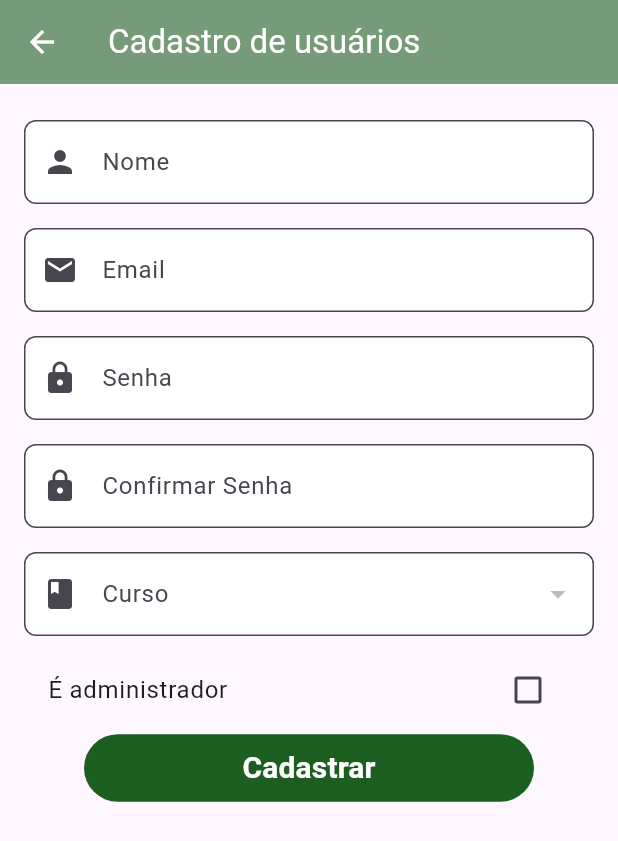
After one commit to Joao-Gabriel-NSilva/edupost, a Flutter app: the CadastroPage screen opened directly, after a tap on "USUÁRIOS", on a phone screen of 412 x 824 dp. The commit adds this screen. Shown: the top 841 px of the screen. Run offline on Flutter 3.47's test engine with Material 3 defaults, Android fonts, the phone set to English and light mode, and no system bars; our stand-ins replace cloud_firestore, file_picker, firebase_auth, firebase_core, firebase_messaging, firebase_storage and 3 more; accounts and stored records are empty.

Commit message:
Realizada a criação das rotinas de cadastros do aplicativo.

```diff
--- /dev/null
+++ b/lib/screens/cadastros/cadastro_page.dart
@@ -0,0 +1,115 @@
+import 'package:edupost/screens/cadastros/cadastro_cursos.dart';
+import 'package:edupost/screens/cadastros/cadastro_turmas.dart';
+import 'package:edupost/screens/cadastros/cadastro_usuarios.dart';
+import 'package:flutter/material.dart';
+import 'package:edupost/util/util_style.dart';
+
+class CadastroPage extends StatelessWidget {
+  const CadastroPage({super.key});
+
+  @override
+  Widget build(BuildContext context) {
+    return Scaffold(
+      appBar: AppBar(
+        title: const Text('Cadastros'),
+        backgroundColor: UtilStyle.instance.corPrimaria.withOpacity(0.6),
+        foregroundColor: Colors.white,
+      ),
+      body: Padding(
+        padding: const EdgeInsets.all(16.0),
+        child: Column(
+          crossAxisAlignment: CrossAxisAlignment.stretch,
+          mainAxisAlignment: MainAxisAlignment.center,
+          children: <Widget>[
+            ElevatedButton.icon(
+              icon: const Icon(Icons.school, color: Colors.white,),
+              label: const Text(
+                'CURSOS',
+                style: TextStyle(
+                  color: Colors.white,
+                  fontWeight: FontWeight.bold,
+                  fontSize: 25,
+                ),
+              ),
+              style: ElevatedButton.styleFrom(
+                backgroundColor: UtilStyle.instance.corPrimaria,
+                padding: const EdgeInsets.symmetric(vertical: 16),
+                shape: RoundedRectangleBorder(
+                  borderRadius: BorderRadius.circular(30),
+                  side: BorderSide(
+                    color: UtilStyle.instance.corPrimaria,
+                    width: 2.0, // Tamanho da borda
+                  ),
+                )
+              ),
+              onPressed: () {
+                Navigator.push(
+                  context,
+                  MaterialPageRoute(builder: (context) => const CadastroCursosPage()),
+                );
+              },
+            ),
+            const SizedBox(height: 16),
+            ElevatedButton.icon(
+              icon: const Icon(Icons.class_, color: Colors.white,),
+              label: const Text(
+                'TURMAS',
+                style: TextStyle(
+                  color: Colors.white,
+                  fontWeight: FontWeight.bold,
+                  fontSize: 25,
+                ),
+              ),
+              style: ElevatedButton.styleFrom(
+                  backgroundColor: UtilStyle.instance.corPrimaria,
+                  padding: const EdgeInsets.symmetric(vertical: 16),
+                  shape: RoundedRectangleBorder(
+                    borderRadius: BorderRadius.circular(30),
+                    side: BorderSide(
+                      color: UtilStyle.instance.corPrimaria,
+                      width: 2.0,
+                    ),
+                  )
+              ),
+              onPressed: () {
+                Navigator.push(
+                  context,
+                  MaterialPageRoute(builder: (context) => const CadastroTurmasPage()),
+                );
+              },
+            ),
+            const SizedBox(height: 16),
+            ElevatedButton.icon(
+              icon: const Icon(Icons.person, color: Colors.white,),
+              label: const Text(
+                'USUÁRIOS',
+                style: TextStyle(
+                  color: Colors.white,
+                  fontWeight: FontWeight.bold,
+                  fontSize: 25,
+                ),
+              ),
+              style: ElevatedButton.styleFrom(
+                backgroundColor: UtilStyle.instance.corPrimaria,
+                padding: const EdgeInsets.symmetric(vertical: 16),
+                shape: RoundedRectangleBorder(
+                  borderRadius: BorderRadius.circular(30),
+                  side: BorderSide(
+                    color: UtilStyle.instance.corPrimaria,
+                    width: 2.0, // Tamanho da borda
+                  ),
+                )
+              ),
+              onPressed: () {
+                Navigator.push(
+                  context,
+                  MaterialPageRoute(builder: (context) => const CadastroUsuariosPage()),
+                );
+              },
+            ),
+          ],
+        ),
+      ),
+    );
+  }
+}
--- /dev/null
+++ b/lib/screens/cadastros/cadastro_usuarios.dart
@@ -0,0 +1,294 @@
+import 'package:edupost/util/util_style.dart';
+import 'package:flutter/material.dart';
+import 'package:cloud_firestore/cloud_firestore.dart';
+import 'package:firebase_auth/firebase_auth.dart';
+
+class CadastroUsuariosPage extends StatefulWidget {
+  const CadastroUsuariosPage({super.key});
+
+  @override
+  State<StatefulWidget> createState() {
+    return CadastroUsuariosPageState();
+  }
+}
+
+class CadastroUsuariosPageState extends State<CadastroUsuariosPage> {
+  final GlobalKey<FormState> _formKey = GlobalKey<FormState>();
+  final TextEditingController _emailController = TextEditingController();
+  final TextEditingController _senhaController = TextEditingController();
+  final TextEditingController _confirmSenhaController = TextEditingController();
+  final TextEditingController _nomeController = TextEditingController();
+  final TextEditingController _turmaController = TextEditingController();
+  String? _selectedCurso;
+  String? _selectedTurma;
+  String? _selectedSemestre;
+  String? _selectedPeriodo;
+  String? _selectedComplemento;
+  bool _ehSuperUsuario = false;
+  final _animationButton = ValueNotifier<bool>(false);
+
+  @override
+  Widget build(BuildContext context) {
+    return Scaffold(
+      appBar: AppBar(
+        title: const Text('Cadastro de usuários'),
+        backgroundColor: UtilStyle.instance.corPrimaria.withOpacity(0.6),
+        foregroundColor: Colors.white,
+      ),
+      body: SingleChildScrollView(
+        child: Padding(
+          padding: const EdgeInsets.all(16.0),
+          child: Column(
+            crossAxisAlignment: CrossAxisAlignment.stretch,
+            children: [
+              Form(
+                key: _formKey,
+                child: Column(
+                  children: [
+                    Column(
+                      crossAxisAlignment: CrossAxisAlignment.stretch,
+                      mainAxisAlignment: MainAxisAlignment.center,
+                      children: [
+                        _buildTextField(_nomeController, 'Nome', Icons.person, minLength: 3),
+                        _buildTextField(_emailController, 'Email', Icons.email, emailValidation: true),
+                        _buildTextField(_senhaController, 'Senha', Icons.lock, obscureText: true, minLength: 6),
+                        _buildTextField(_confirmSenhaController, 'Confirmar Senha', Icons.lock, obscureText: true, confirmPassword: true),
+                        _buildCursoDropdown(),
+                        if (_selectedCurso != null) _buildTurmaDropdown(),
+                        _buildCheckbox(),
+                        _buildButton(context),
+                      ]
+                    )
+                  ],
+                ),
+              ),
+            ],
+          ),
+        ),
+      ),
+    );
+  }
+
+  Widget _buildTextField(
+      TextEditingController controller,
+      String label,
+      IconData icon, {
+        bool obscureText = false,
+        int minLength = 0,
+        bool emailValidation = false,
+        bool confirmPassword = false,
+      }) {
+    return Padding(
+      padding: const EdgeInsets.symmetric(vertical: 8.0),
+      child: TextFormField(
+        controller: controller,
+        decoration: InputDecoration(
+          labelText: label,
+          prefixIcon: Icon(icon),
+          border: OutlineInputBorder(borderRadius: BorderRadius.circular(8)),
+          fillColor: Colors.white,
+          filled: true,
+        ),
+        obscureText: obscureText,
+        validator: (value) {
+          if (value == null || value.isEmpty) {
+            return 'Por favor, insira $label';
+          }
+          if (minLength > 0 && value.length < minLength) {
+            return '$label deve ter pelo menos $minLength caracteres';
+          }
+          if (emailValidation && !RegExp(r'^[a-zA-Z]+\.([0-9]+)-([0-9]{4})@aluno\.unicv\.edu\.br$').hasMatch(value)) {
+            return 'Por favor, insira um email válido';
+          }
+          if (confirmPassword && value != _senhaController.text) {
+            return 'As senhas não coincidem';
+          }
+          return null;
+        },
+      ),
+    );
+  }
+
+  Widget _buildCursoDropdown() {
+    return StreamBuilder<QuerySnapshot>(
+      stream: FirebaseFirestore.instance.collection('cursos').snapshots(),
+      builder: (context, snapshot) {
+        if (!snapshot.hasData) {
+          return const CircularProgressIndicator();
+        }
+        var cursos = snapshot.data!.docs.map((doc) => doc['nome'] as String).toList();
+        return Padding(
+          padding: const EdgeInsets.symmetric(vertical: 8.0),
+          child: DropdownButtonFormField<String>(
+            value: _selectedCurso,
+            decoration: InputDecoration(
+              labelText: 'Curso',
+              prefixIcon: const Icon(Icons.book),
+              border: OutlineInputBorder(borderRadius: BorderRadius.circular(8)),
+              fillColor: Colors.white,
+              filled: true,
+            ),
+            onChanged: (value) {
+              setState(() {
+                _selectedCurso = value;
+                _turmaController.clear();
+                _selectedTurma = null;
+              });
+            },
+            items: cursos.map((curso) {
+              return DropdownMenuItem(
+                value: curso,
+                child: Text(curso),
+              );
+            }).toList(),
+            validator: (value) => value == null ? 'Por favor, selecione um curso' : null,
+          ),
+        );
+      },
+    );
+  }
+
+  Widget _buildTurmaDropdown() {
+    return StreamBuilder<QuerySnapshot>(
+      stream: FirebaseFirestore.instance.collection('turmas').where('curso', isEqualTo: _selectedCurso).snapshots(),
+      builder: (context, snapshot) {
+        if (!snapshot.hasData) {
+          return const CircularProgressIndicator();
+        }
+        var turmas = snapshot.data!.docs.map((doc) {
+          var semestre = doc['semestre'] as int;
+          var periodo = doc['periodo'] as String;
+          var complemento = doc['complemento'] as String;
+          var turmaDisplay = '$semestre° | $periodo | $complemento';
+          return DropdownMenuItem(
+            value: turmaDisplay,
+            child: Text(turmaDisplay),
+          );
+        }).toList();
+        return Padding(
+          padding: const EdgeInsets.symmetric(vertical: 8.0),
+          child: DropdownButtonFormField<String>(
+            value: _selectedTurma,
+            decoration: InputDecoration(
+              labelText: 'Turma',
+              prefixIcon: const Icon(Icons.class_),
+              border: OutlineInputBorder(borderRadius: BorderRadius.circular(8)),
+              fillColor: Colors.white,
+              filled: true,
+            ),
+            onChanged: (value) {
+              setState(() {
+                _selectedTurma = value;
+                var parts = value!.split(' | ');
+                _selectedSemestre = parts[0].split('°')[0];
+                _selectedPeriodo = parts[1];
+                _selectedComplemento = parts[2];
+                _turmaController.text = value;
+              });
+            },
+            items: turmas,
+            validator: (value) => value == null || value.isEmpty ? 'Por favor, selecione uma turma' : null,
+          ),
+        );
+      },
+    );
+  }
+
+  Widget _buildCheckbox() {
+    return CheckboxListTile(
+      title: const Text('É administrador'),
+      value: _ehSuperUsuario,
+      onChanged: (bool? value) {
+        setState(() {
+          _ehSuperUsuario = value ?? false;
+        });
+      },
+    );
+  }
+
+  Widget _buildButton(BuildContext context) {
+    return Container(
+      padding: const EdgeInsets.only(left: 40, right: 40),
+      child: ValueListenableBuilder<bool>(
+        valueListenable: _animationButton,
+        builder: (context, value, child) {
+          return TextButton(
+            style: ButtonStyle(
+              overlayColor: WidgetStateProperty.all(Colors.white),
+              backgroundColor: WidgetStateProperty.all(UtilStyle.instance.corPrimaria),
+              shape: WidgetStateProperty.all(
+                RoundedRectangleBorder(borderRadius: BorderRadius.circular(30)),
+              ),
+            ),
+            onPressed: !value ? () async {
+              if (_formKey.currentState!.validate()) {
+                _animationButton.value = true;
+                await _cadastraUsuario(context);
+                _animationButton.value = false;
+              }
+            } : null,
+            child: !value
+                ? const Text(
+              'Cadastrar',
+              style: TextStyle(fontSize: 20, color: Colors.white, fontWeight: FontWeight.bold),
+            )
+                : const Center(
+              child: CircularProgressIndicator(
+                valueColor: AlwaysStoppedAnimation<Color>(Colors.white),
+                strokeWidth: 3,
+              ),
+            ),
+          );
+        },
+      ),
+    );
+  }
+
+  Future<void> _cadastraUsuario(BuildContext context) async {
+    try {
+      await FirebaseAuth.instance.createUserWithEmailAndPassword(
+        email: _emailController.text.trim(),
+        password: _senhaController.text.trim(),
+      );
+
+      var turmaSnapshot = await FirebaseFirestore.instance.collection('turmas')
+          .where('curso', isEqualTo: _selectedCurso)
+          .where('semestre', isEqualTo: int.parse(_selectedSemestre!))
+          .where('periodo', isEqualTo: _selectedPeriodo)
+          .where('complemento', isEqualTo: _selectedComplemento)
+          .get();
+
+      var turmaId = turmaSnapshot.docs.first.id;
+
+      await FirebaseFirestore.instance.collection('usuarios').doc(_emailController.text.trim()).set({
+        'nome': _nomeController.text.trim(),
+        'email': _emailController.text.trim(),
+        'ehSuperUsuario': _ehSuperUsuario,
+        'curso': _selectedCurso,
+        'turma': turmaId,
+      });
+
+      ScaffoldMessenger.of(context).showSnackBar(
+        const SnackBar(content: Text('Usuário cadastrado com sucesso!')),
+      );
+
+      _clearFields();
+      setState(() {
+        _ehSuperUsuario = false;
+      });
+    } catch (e) {
+      ScaffoldMessenger.of(context).showSnackBar(
+        SnackBar(content: Text('Falha ao cadastrar usuário: $e')),
+      );
+    }
+  }
+
+  void _clearFields() {
+    _emailController.clear();
+    _senhaController.clear();
+    _confirmSenhaController.clear();
+    _nomeController.clear();
+    _turmaController.clear();
+    _selectedCurso = null;
+  }
+}
--- a/lib/util/util_style.dart
+++ b/lib/util/util_style.dart
@@ -1,7 +1,5 @@
 import 'package:flutter/material.dart';
 import 'dart:ui';
-
-import '../cache/shared_preferences_helper.dart';
 import '../cache/theme_manager.dart';
 
 class UtilStyle {
@@ -35,6 +33,9 @@ class UtilStyle {
   Color get textFieldBackGroundColor {
     return !themeManager.isDarkMode ? whiteThemeTextFieldColor : darkThemeTextFieldColor;
   }
+  Color get textBackGroundColor {
+    return !themeManager.isDarkMode ? darkThemeTextColor : whiteThemeTextColor;
+  }
 
   final Color darkThemeBackGround = const Color.fromRGBO(23, 23, 23, 1);
   final Color darkThemeForeGround = Colors.white;
@@ -42,6 +43,7 @@ class UtilStyle {
   final Color darkThemeTitleColor = Colors.white;
   final Color darkThemeSubTitleColor = Colors.white38;
   final Color darkThemeTextFieldColor = Colors.black;
+  final Color darkThemeTextColor = Colors.black;
 
   final Color whiteThemeBackground = Colors.white;
   final Color whiteThemeForeground = Colors.black;
@@ -49,6 +51,7 @@ class UtilStyle {
   final Color whiteThemeTitleColor = Colors.black;
   final Color whiteThemeSubTitleColor = Colors.grey;
   final Color whiteThemeTextFieldColor = Colors.white;
+  final Color whiteThemeTextColor = Colors.white;
 
   void setarTema() async {
     themeManager.toggleDarkMode();
```
Also changed, not shown: lib/screens/cadastros/cadastro_cursos.dart (added, +95 -0 lines), lib/screens/cadastros/cadastro_turmas.dart (added, +187 -0 lines), pubspec.lock, 1 other file.
